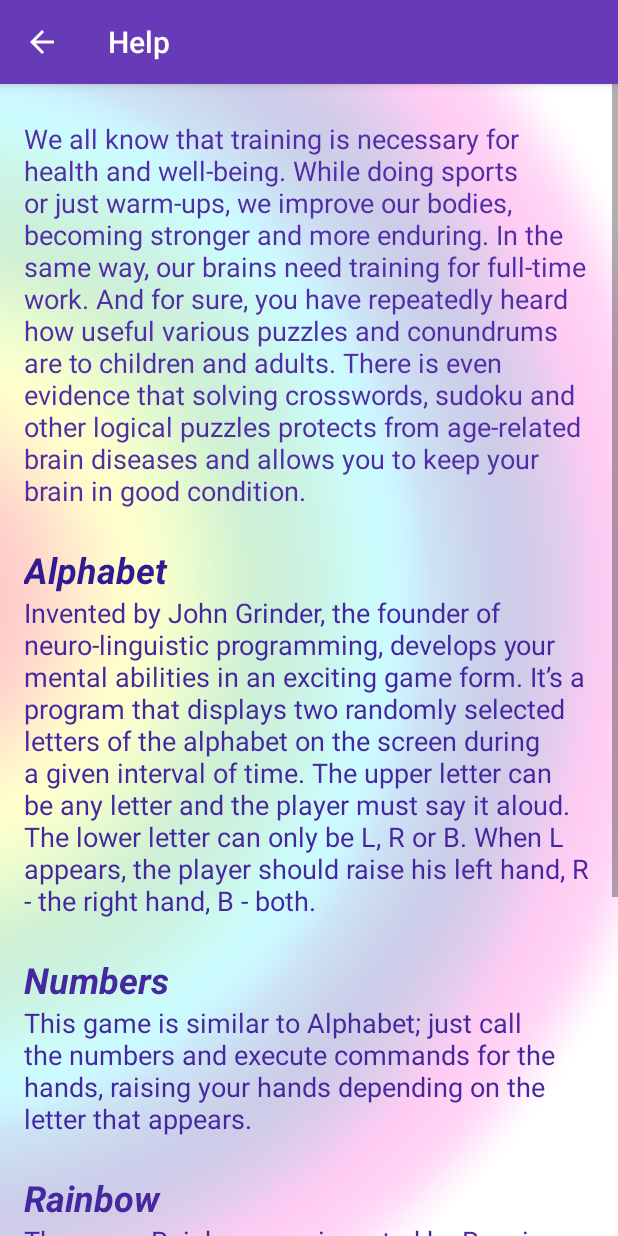
After one commit to oksvik/ColorfulMind, an Android app: the AlphabetHelpActivity screen opened directly, with no data from a screen before it, on a phone screen of 412 x 824 dp. The commit adds this screen. Run offline under Robolectric (Android 15) with nearby library versions, the phone set to English and light mode, and no system bars.

Commit message:
Added Help in Alphabet Activity

```diff
--- a/app/src/main/java/com/dudar/colorfulmind/AlphabetActivity.java
+++ b/app/src/main/java/com/dudar/colorfulmind/AlphabetActivity.java
@@ -1,5 +1,6 @@
 package com.dudar.colorfulmind;
 
+import android.content.Intent;
 import android.content.SharedPreferences;
 import android.content.res.Resources;
 import android.os.Bundle;
@@ -8,12 +9,16 @@ import android.support.v4.app.NavUtils;
 import android.support.v7.app.ActionBar;
 import android.support.v7.app.AppCompatActivity;
 import android.util.Log;
+import android.view.Menu;
+import android.view.MenuInflater;
 import android.view.MenuItem;
 import android.view.View;
 import android.widget.AdapterView;
 import android.widget.SeekBar;
 import android.widget.Spinner;
 import android.widget.TextView;
+
+import com.dudar.colorfulmind.alphabet.AlphabetHelpActivity;
 
 import java.util.Random;
 
@@ -142,19 +147,6 @@ public class AlphabetActivity extends AppCompatActivity implements AdapterView.O
         alphabetRLB2.setVisibility(View.INVISIBLE);
         alphabetRLB3.setVisibility(View.INVISIBLE);
         alphabetRLB4.setVisibility(View.INVISIBLE);
-    }
-
-    @Override
-    public boolean onOptionsItemSelected(MenuItem item) {
-        int id = item.getItemId();
-        switch (id) {
-            case android.R.id.home:
-                NavUtils.navigateUpFromSameTask(this);
-                return true;
-
-            default:
-                return true;
-        }
     }
 
     Runnable scheduledTaskRainbow = new Runnable() {
@@ -355,4 +347,25 @@ public class AlphabetActivity extends AppCompatActivity implements AdapterView.O
         handler.removeCallbacks(scheduledTaskNumbers);
     }
 
+    @Override
+    public boolean onCreateOptionsMenu(Menu menu) {
+        MenuInflater inflater = getMenuInflater();
+        inflater.inflate(R.menu.menu_alphabet, menu);
+        return true;
+    }
+
+    @Override
+    public boolean onOptionsItemSelected(MenuItem item) {
+        int id = item.getItemId();
+        switch (id) {
+            case android.R.id.home:
+                NavUtils.navigateUpFromSameTask(this);
+                return true;
+            case R.id.action_help:
+                startActivity(new Intent(this, AlphabetHelpActivity.class));
+                return true;
+            default:
+                return true;
+        }
+    }
 }
--- a/app/src/main/java/com/dudar/colorfulmind/ColorslogicActivity.java
+++ b/app/src/main/java/com/dudar/colorfulmind/ColorslogicActivity.java
@@ -53,8 +53,8 @@ public class ColorslogicActivity extends AppCompatActivity implements View.OnCli
     static final String GAME_LEVEL_KEY = "color_logic_game_level";
     static final String GAME_DUPLICATION_KEY = "color_logic_game_duplication";
 
-    static final int MENU_ITEM_GAME_LEVEL = 0;
-    static final int MENU_ITEM_DUPLICATION = 1;
+    static final int MENU_ITEM_GAME_LEVEL = 1;
+    static final int MENU_ITEM_DUPLICATION = 2;
 
     int gameLevel;
     int numberOfColors;
--- /dev/null
+++ b/app/src/main/java/com/dudar/colorfulmind/alphabet/AlphabetHelpActivity.java
@@ -0,0 +1,33 @@
+package com.dudar.colorfulmind.alphabet;
+
+import android.os.Bundle;
+import android.support.annotation.Nullable;
+import android.support.v4.app.NavUtils;
+import android.support.v7.app.AppCompatActivity;
+import android.view.MenuItem;
+
+import com.dudar.colorfulmind.R;
+
+public class AlphabetHelpActivity  extends AppCompatActivity {
+
+    @Override
+    protected void onCreate(@Nullable Bundle savedInstanceState) {
+        super.onCreate(savedInstanceState);
+        setContentView(R.layout.activity_alphabet_help);
+
+    }
+
+    @Override
+    public boolean onOptionsItemSelected(MenuItem item) {
+        int id = item.getItemId();
+
+        switch (id){
+            case android.R.id.home:
+                NavUtils.navigateUpFromSameTask(this);
+                return true;
+            default:
+                return true;
+        }
+
+    }
+}
--- /dev/null
+++ b/app/src/main/res/layout/activity_alphabet_help.xml
@@ -0,0 +1,142 @@
+<?xml version="1.0" encoding="utf-8"?>
+<ScrollView xmlns:android="http://schemas.android.com/apk/res/android"
+    xmlns:app="http://schemas.android.com/apk/res-auto"
+    xmlns:tools="http://schemas.android.com/tools"
+    android:layout_width="match_parent"
+    android:layout_height="match_parent"
+    android:background="@drawable/bg_rainbow1">
+
+    <android.support.constraint.ConstraintLayout xmlns:android="http://schemas.android.com/apk/res/android"
+        xmlns:app="http://schemas.android.com/apk/res-auto"
+        xmlns:tools="http://schemas.android.com/tools"
+        android:layout_width="match_parent"
+        android:layout_height="wrap_content">
+
+        <android.support.constraint.Guideline
+            android:id="@+id/guideline13"
+            android:layout_width="wrap_content"
+            android:layout_height="wrap_content"
+            android:orientation="vertical"
+            app:layout_constraintGuide_begin="16dp" />
+
+        <android.support.constraint.Guideline
+            android:id="@+id/guideline14"
+            android:layout_width="wrap_content"
+            android:layout_height="wrap_content"
+            android:orientation="horizontal"
+            app:layout_constraintGuide_begin="16dp" />
+
+        <android.support.constraint.Guideline
+            android:id="@+id/guideline15"
+            android:layout_width="wrap_content"
+            android:layout_height="wrap_content"
+            android:orientation="vertical"
+            app:layout_constraintGuide_end="16dp" />
+
+        <TextView
+            android:id="@+id/textViewAlphabetHelp1"
+            android:layout_width="0dp"
+            android:layout_height="wrap_content"
+            android:layout_marginTop="8dp"
+            android:text="@string/alphabet_help1"
+            android:textColor="@color/colorPrimaryDark"
+            android:textSize="18sp"
+            app:layout_constraintEnd_toStartOf="@+id/guideline15"
+            app:layout_constraintHorizontal_bias="0.0"
+            app:layout_constraintStart_toStartOf="@+id/guideline13"
+            app:layout_constraintTop_toTopOf="@+id/guideline14"
+            tools:text="help1" />
+
+        <TextView
+            android:id="@+id/textViewAlphabetHelp2"
+            android:layout_width="0dp"
+            android:layout_height="wrap_content"
+            android:layout_marginTop="24dp"
+            android:text="@string/alphabet"
+            android:textColor="#311B92"
+            android:textSize="24sp"
+            android:textStyle="bold|italic"
+            app:layout_constraintEnd_toStartOf="@+id/guideline15"
+            app:layout_constraintStart_toStartOf="@+id/guideline13"
+            app:layout_constraintTop_toBottomOf="@+id/textViewAlphabetHelp1"
+            tools:text="help2" />
+
+        <TextView
+            android:id="@+id/textViewAlphabetHelp3"
+            android:layout_width="0dp"
+            android:layout_height="wrap_content"
+            android:text="@string/alphabet_help2"
+            android:textColor="#4527A0"
+            android:textSize="18sp"
+            app:layout_constraintEnd_toStartOf="@+id/guideline15"
+            app:layout_constraintStart_toStartOf="@+id/guideline13"
+            app:layout_constraintTop_toBottomOf="@+id/textViewAlphabetHelp2"
+            tools:text="help3" />
+
+        <TextView
+            android:id="@+id/textViewAlphabetHelp4"
+            android:layout_width="0dp"
+            android:layout_height="wrap_content"
+            android:layout_marginTop="24dp"
+            android:text="@string/numbers"
+            android:textColor="#4527A0"
+            android:textSize="24sp"
+            android:textStyle="bold|italic"
+            app:layout_constraintEnd_toStartOf="@+id/guideline15"
+            app:layout_constraintStart_toStartOf="@+id/guideline13"
+            app:layout_constraintTop_toBottomOf="@+id/textViewAlphabetHelp3"
+            tools:text="help4" />
+
+        <TextView
+            android:id="@+id/textViewAlphabetHelp5"
+            android:layout_width="0dp"
+            android:layout_height="wrap_content"
+            android:text="@string/alphabet_help3"
+            android:textColor="#4527A0"
+            android:textSize="18sp"
+            app:layout_constraintEnd_toStartOf="@+id/guideline15"
+            app:layout_constraintStart_toStartOf="@+id/guideline13"
+            app:layout_constraintTop_toBottomOf="@+id/textViewAlphabetHelp4"
+            tools:text="help5" />
+
+        <TextView
+            android:id="@+id/textViewAlphabetHelp6"
+            android:layout_width="0dp"
+            android:layout_height="wrap_content"
+            android:layout_marginTop="24dp"
+            android:text="@string/rainbow"
+            android:textColor="#4527A0"
+            android:textSize="24sp"
+            android:textStyle="bold|italic"
+            app:layout_constraintEnd_toStartOf="@+id/guideline15"
+            app:layout_constraintStart_toStartOf="@+id/guideline13"
+            app:layout_constraintTop_toBottomOf="@+id/textViewAlphabetHelp5"
+            tools:text="help6" />
+
+        <TextView
+            android:id="@+id/textViewAlphabetHelp7"
+            android:layout_width="0dp"
+            android:layout_height="wrap_content"
+            android:text="@string/alphabet_help4"
+            android:textColor="#4527A0"
+            android:textSize="18sp"
+            app:layout_constraintEnd_toStartOf="@+id/guideline15"
+            app:layout_constraintStart_toStartOf="@+id/guideline13"
+            app:layout_constraintTop_toBottomOf="@+id/textViewAlphabetHelp6"
+            tools:text="help7" />
+
+        <TextView
+            android:id="@+id/textViewAlphabetHelp8"
+            android:layout_width="0dp"
+            android:layout_height="wrap_content"
+            android:layout_marginTop="24dp"
+            android:text="@string/alphabet_help5"
+            android:textColor="#4527A0"
+            android:textSize="18sp"
+            app:layout_constraintEnd_toStartOf="@+id/guideline15"
+            app:layout_constraintStart_toStartOf="@+id/guideline13"
+            app:layout_constraintTop_toBottomOf="@+id/textViewAlphabetHelp7"
+            tools:text="help8" />
+
+    </android.support.constraint.ConstraintLayout>
+</ScrollView>
--- /dev/null
+++ b/app/src/main/res/menu/menu_alphabet.xml
@@ -0,0 +1,11 @@
+<?xml version="1.0" encoding="utf-8"?>
+<menu xmlns:android="http://schemas.android.com/apk/res/android"
+    xmlns:app="http://schemas.android.com/apk/res-auto">
+    <item
+        android:id="@+id/action_help"
+        android:icon="@drawable/ic_action_help"
+        android:title="@string/help"
+        app:showAsAction="always" />
+
+
+</menu>
--- a/app/src/main/res/menu/menu_colorlogic.xml
+++ b/app/src/main/res/menu/menu_colorlogic.xml
@@ -2,6 +2,12 @@
 <menu xmlns:android="http://schemas.android.com/apk/res/android"
     xmlns:app="http://schemas.android.com/apk/res-auto"
     >
+
+    <item
+        android:id="@+id/action_help"
+        android:icon="@drawable/ic_action_help"
+        android:title="@string/help"
+        app:showAsAction="always" />
 
     <item
         android:id="@+id/action_settings"
@@ -40,9 +46,5 @@
         android:title="Duplication"
         android:checkable="true"
         />
-    <item
-        android:id="@+id/action_help"
-        android:icon="@drawable/ic_action_help"
-        android:title="Help"
-        app:showAsAction="never" />
+
 </menu>
--- a/app/src/main/res/values/strings.xml
+++ b/app/src/main/res/values/strings.xml
@@ -61,4 +61,12 @@
     <string name="letter30">Q</string>
     <string name="letter31">W</string>
 
+    <string name="help" translatable="false">Help</string>
+
+    <string name="alphabet_help1">We all know that training is necessary for health and well-being. While doing sports or just warm-ups, we improve our bodies, becoming stronger and more enduring. In the same way, our brains need training for full-time work. And for sure, you have repeatedly heard how useful various puzzles and conundrums are to children and adults. There is even evidence that solving crosswords, sudoku and other logical puzzles protects from age-related brain diseases and allows you to keep your brain in good condition.</string>
+    <string name="alphabet_help2">Invented by John Grinder, the founder of neuro-linguistic programming, develops your mental abilities in an exciting game form. It’s a program that displays two randomly selected letters of the alphabet on the screen during a given interval of time. The upper letter can be any letter and the player must say it aloud. The lower letter can only be "L", "R" or "B". When "L" appears, the player should raise his left hand, "R" - the right hand, "B" - both.</string>
+    <string name="alphabet_help3">This game is similar to Alphabet;  just call the numbers and execute commands for the hands, raising your hands depending on the letter that appears.</string>
+    <string name="alphabet_help4">The game Rainbow was invented by Russian coaches. In this game, the player is presented with a random sequence of words indicating colors - "red", "green", etc.; however, the color of the word may or may not coincide with the meaning of the word. The player should say the color of the word. But when the player sees the word “Rainbow”, they have to say this particular word instead of the color in which it is written. This prevents the player from finding strategies to see just words’ colors without reading them.</string>
+    <string name="alphabet_help5">The speed of displaying letters/words can be adjusted by the player for all of these games.</string>
+
 </resources>
```
Also changed, not shown: app/src/main/AndroidManifest.xml (+19 -9 lines).
